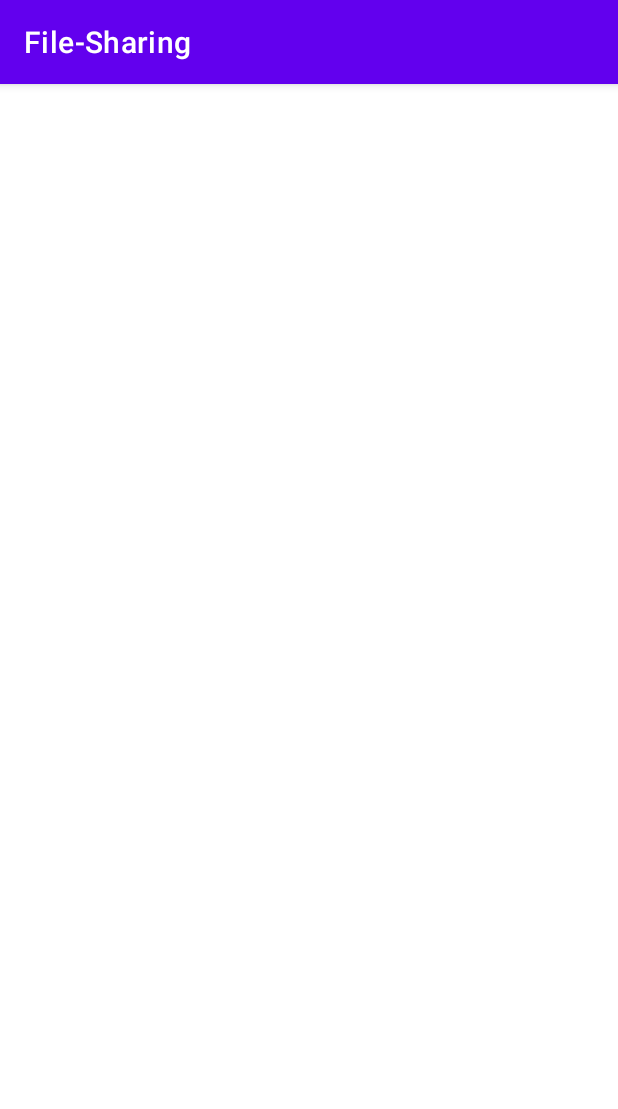
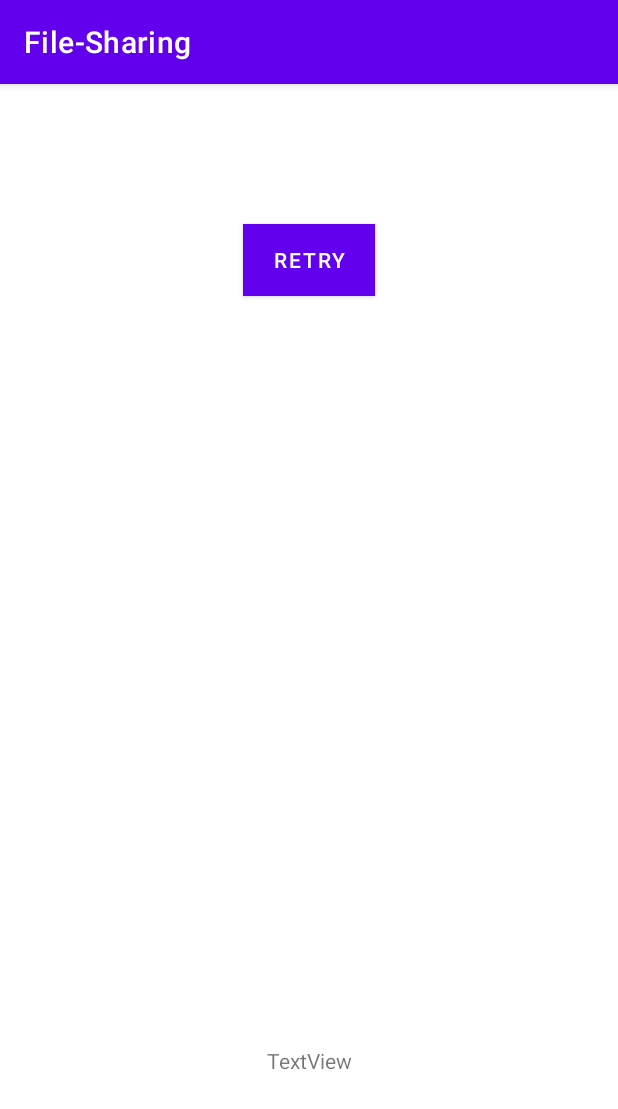
Before and after one commit to dakshitpiyush/File-Sharing-Application, an Android app: the Connect screen opened directly, with no data from a screen before it, on a phone screen of 412 x 824 dp. Shown: the top 1109 px of the screen. Run offline under Robolectric (Android 15) with nearby library versions, the phone set to English and light mode, and no system bars; 1 statement that could not run was skipped.

Commit message:
to connect

```diff
--- a/app/src/main/java/com/dakshit/file_sharing/Connect.java
+++ b/app/src/main/java/com/dakshit/file_sharing/Connect.java
@@ -10,12 +10,20 @@ import android.content.Intent;
 import android.content.IntentFilter;
 import android.content.pm.PackageManager;
 import android.net.wifi.WifiManager;
+import android.net.wifi.p2p.WifiP2pDevice;
 import android.net.wifi.p2p.WifiP2pDeviceList;
 import android.net.wifi.p2p.WifiP2pManager;
 import android.os.Bundle;
+import android.view.View;
+import android.widget.ArrayAdapter;
+import android.widget.Button;
+import android.widget.ListView;
+import android.widget.TextView;
 import android.widget.Toast;
 
+import java.util.ArrayList;
 import java.util.HashSet;
+import java.util.List;
 
 public class Connect extends AppCompatActivity {
     private WifiP2pManager wifiP2pManager;
@@ -23,11 +31,19 @@ public class Connect extends AppCompatActivity {
     private WifiManager wifiManager;
     private BroadcastReceiver broadcastReceiver;
     private IntentFilter intentFilter;
+    private ListView peerList;
+    private Button retry;
+    private TextView message;
+    private ArrayAdapter<String> listAdapter;
 
     @Override
     protected void onCreate(Bundle savedInstanceState) {
         super.onCreate(savedInstanceState);
         setContentView(R.layout.activity_connect);
+
+        peerList = (ListView) findViewById(R.id.listPeers);
+        retry = (Button) findViewById(R.id.btnRetry);
+        message = (TextView) findViewById(R.id.tvMessage);
 
         wifiManager = (WifiManager) getApplicationContext().getSystemService(Context.WIFI_SERVICE);
         wifiManager.setWifiEnabled(true);
@@ -43,52 +59,47 @@ public class Connect extends AppCompatActivity {
         intentFilter.addAction(WifiP2pManager.WIFI_P2P_THIS_DEVICE_CHANGED_ACTION);
 
 
-
         registerReceiver(broadcastReceiver, intentFilter);
-        discover();
+        discover(null);
     }
 
-    public void discover() {
+    public void discover(View view) {
+        if (wifiManager.getWifiState() == WifiManager.WIFI_STATE_ENABLED) {
+            wifiManager.setWifiEnabled(true);
+        }
         if (ActivityCompat.checkSelfPermission(this, Manifest.permission.ACCESS_FINE_LOCATION) != PackageManager.PERMISSION_GRANTED) {
             ActivityCompat.requestPermissions(this, new String[]{Manifest.permission.ACCESS_FINE_LOCATION}, 2);
-            return;
         }
         wifiP2pManager.discoverPeers(channel, new WifiP2pManager.ActionListener() {
+
             @Override
             public void onSuccess() {
-                //TODO: some
+                message.setText("Sucsess");
             }
 
             @Override
             public void onFailure(int reason) {
-                //TODO: on fail
-            }
-        });
-        wifiP2pManager.requestPeers(channel, new WifiP2pManager.PeerListListener() {
-            @Override
-            public void onPeersAvailable(WifiP2pDeviceList peers) {
-                //Todo: inform user and let user choose
+                message.setText("searching fails, Retry");
             }
         });
     }
 
 
-        /*
+    public WifiP2pManager.PeerListListener peerListListener = new WifiP2pManager.PeerListListener() {
+        @Override
+        public void onPeersAvailable(WifiP2pDeviceList peers) {
+            List<String> deviceNameList = new ArrayList();
+            for (WifiP2pDevice device : peers.getDeviceList())
+                deviceNameList.add(device.deviceName);
 
-
-
-        HashSet selectedFileSet = (HashSet) getIntent().getSerializableExtra("fileList");
-        wifiP2pManager = (WifiP2pManager) getSystemService(Context.WIFI_P2P_SERVICE);
-        //wifiP2pManager.initialize(this, getMainLooper(), null);
-        channel = wifiP2pManager.initialize(this, getMainLooper(), null);
-
-
-        */
-
-
+            listAdapter = new ArrayAdapter(getApplicationContext(), android.R.layout.simple_list_item_1, deviceNameList);
+            peerList.setAdapter(listAdapter);
+            message.setText(String.valueOf(deviceNameList));
+        }
+    };
 
     @Override
-    protected void onResume(){
+    protected void onResume() {
         super.onResume();
         registerReceiver(broadcastReceiver, intentFilter);
     }
@@ -99,30 +110,33 @@ public class Connect extends AppCompatActivity {
         registerReceiver(broadcastReceiver, intentFilter);
     }
 }
-class WifiDirectBroadcastReceiver extends BroadcastReceiver{
+
+class WifiDirectBroadcastReceiver extends BroadcastReceiver {
     private WifiP2pManager wifiP2pManager;
     private WifiP2pManager.Channel channel;
     private Connect activity;
 
-    public WifiDirectBroadcastReceiver(WifiP2pManager wifiP2pManager, WifiP2pManager.Channel channel, Connect activity){
-        this.wifiP2pManager=wifiP2pManager;
-        this.channel=channel;
-        this.activity=activity;
+    public WifiDirectBroadcastReceiver(WifiP2pManager wifiP2pManager, WifiP2pManager.Channel channel, Connect activity) {
+        this.wifiP2pManager = wifiP2pManager;
+        this.channel = channel;
+        this.activity = activity;
     }
 
     @Override
     public void onReceive(Context context, Intent intent) {
-        String action=intent.getAction();
-        if(WifiP2pManager.WIFI_P2P_STATE_CHANGED_ACTION.equals(action)){
-            if(intent.getIntExtra(wifiP2pManager.EXTRA_WIFI_STATE, -1)==WifiP2pManager.WIFI_P2P_STATE_ENABLED){
+        String action = intent.getAction();
+        if (WifiP2pManager.WIFI_P2P_STATE_CHANGED_ACTION.equals(action)) {
+            if (intent.getIntExtra(wifiP2pManager.EXTRA_WIFI_STATE, -1) == WifiP2pManager.WIFI_P2P_STATE_ENABLED) {
                 Toast.makeText(context, "wifi is on", Toast.LENGTH_LONG).show();
-                activity.discover();
-            } else{
+            } else {
                 Toast.makeText(context, "wifi is off", Toast.LENGTH_LONG).show();
             }
 
-        }else if(WifiP2pManager.WIFI_P2P_PEERS_CHANGED_ACTION.equals(action)){
-
+        } else if (WifiP2pManager.WIFI_P2P_PEERS_CHANGED_ACTION.equals(action)) {
+            if (ActivityCompat.checkSelfPermission(activity, Manifest.permission.ACCESS_FINE_LOCATION) != PackageManager.PERMISSION_GRANTED) {
+                ActivityCompat.requestPermissions(activity, new String[]{Manifest.permission.ACCESS_FINE_LOCATION}, 2);
+            }
+            wifiP2pManager.requestPeers(channel, activity.peerListListener);
         }else if(WifiP2pManager.WIFI_P2P_CONNECTION_CHANGED_ACTION.equals(action)){
 
         }else if(WifiP2pManager.WIFI_P2P_THIS_DEVICE_CHANGED_ACTION.equals(action)){
--- a/app/src/main/res/layout/activity_connect.xml
+++ b/app/src/main/res/layout/activity_connect.xml
@@ -6,4 +6,33 @@
     android:layout_height="match_parent"
     tools:context=".Connect">
 
+    <Button
+        android:id="@+id/btnRetry"
+        android:layout_width="wrap_content"
+        android:layout_height="wrap_content"
+        android:background="@color/black"
+        android:onClick="discover"
+        android:text="@string/retry"
+        app:layout_constraintBottom_toTopOf="@+id/listPeers"
+        app:layout_constraintEnd_toEndOf="parent"
+        app:layout_constraintStart_toStartOf="parent"
+        app:layout_constraintTop_toTopOf="parent" />
+
+    <ListView
+        android:id="@+id/listPeers"
+        android:layout_width="match_parent"
+        android:layout_height="300dp"
+        app:layout_constraintBottom_toBottomOf="parent"
+        app:layout_constraintTop_toTopOf="parent" />
+
+    <TextView
+        android:id="@+id/tvMessage"
+        android:layout_width="wrap_content"
+        android:layout_height="wrap_content"
+        android:text="TextView"
+        app:layout_constraintBottom_toBottomOf="parent"
+        app:layout_constraintEnd_toEndOf="parent"
+        app:layout_constraintStart_toStartOf="parent"
+        app:layout_constraintTop_toBottomOf="@+id/listPeers" />
+
 </androidx.constraintlayout.widget.ConstraintLayout>
--- a/app/src/main/res/values/strings.xml
+++ b/app/src/main/res/values/strings.xml
@@ -1,3 +1,4 @@
 <resources>
     <string name="app_name">File-Sharing</string>
+    <string name="retry">Retry</string>
 </resources>
```
